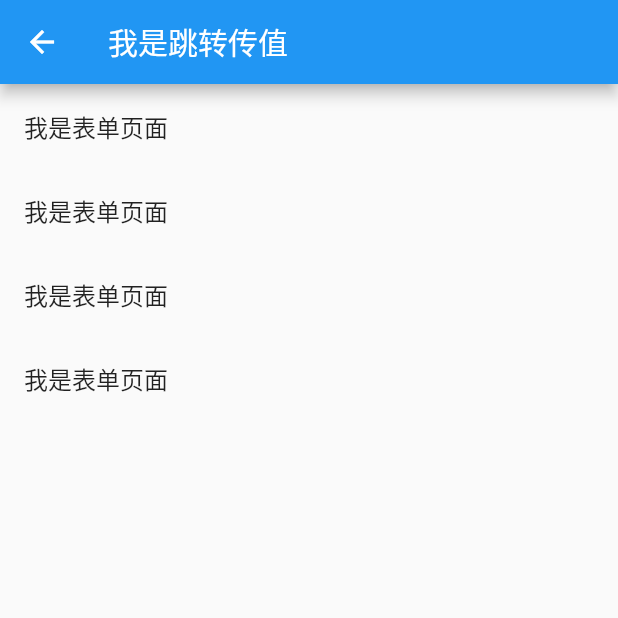
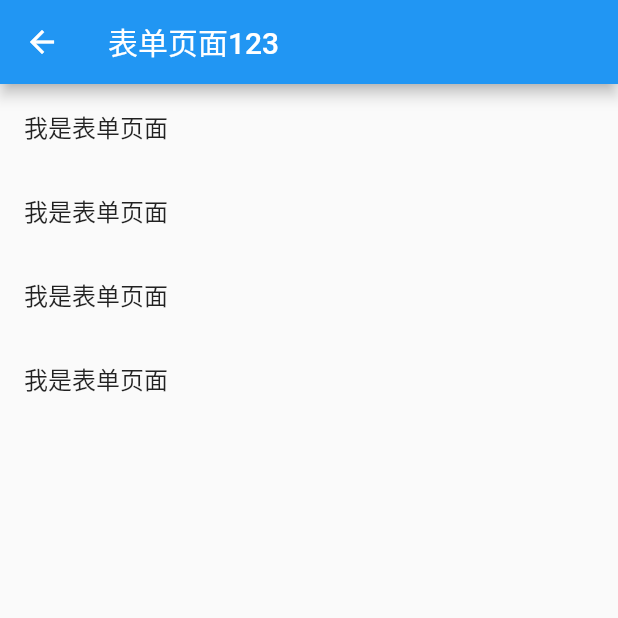
Before and after one commit to lmx227/flutter_lmx, a Flutter app: the screen it shows after launch, item 2 of the bottom bar chosen, after a tap on "跳转到表单页面", on a phone screen of 412 x 824 dp, the top half of it. Run offline on Flutter 3.47's test engine with Material 2 defaults, Android fonts, the phone set to English and light mode, and no system bars.

Commit message:
命名路由抽取，传参。

```diff
--- a/flutter_lmx/lib/main.dart
+++ b/flutter_lmx/lib/main.dart
@@ -1,7 +1,10 @@
 import 'package:flutter/material.dart';
+
 import 'res/listData.dart';
 
 import 'pages/Tabs.dart';
+
+import 'routes/Routes.dart';
 
 /*
  * 提示 找不到 flutter.so 方法：
@@ -11,22 +14,33 @@ import 'pages/Tabs.dart';
  * flutter build apk --target-platform=android-arm64
  */
 
+/*
+ * git 提交
+ * git push origin master
+ * lmx227 / 7 + 3 + 3
+ */
+
 void main() {
   runApp(MyApp());
 }
 
 // 自定义组件
 class MyApp extends StatelessWidget {
+
   @override
   Widget build(BuildContext context) {
     // TODO: implement build
     return MaterialApp(
-        home: Tabs(),
-        theme: ThemeData(primarySwatch: Colors.blue // 主题颜色
-            ));
+//        home: Tabs(), // 由 initialRoute 代替初始化
+        initialRoute: '/', // 初始化时加载的路由，代替 home
+        theme: ThemeData(primarySwatch: Colors.blue),
+
+        // 统一配置命名路由
+        onGenerateRoute: onGenerateRoute,
+
+    );
   }
 }
-
 
 /// Text、边框
 class HomeContent extends StatelessWidget {
@@ -362,9 +376,7 @@ class ListViewBuilderContent extends StatelessWidget {
   Widget build(BuildContext context) {
     // TODO: implement build
     return ListView.builder(
-        itemCount: listData.length,
-        itemBuilder: this._getListData
-    );
+        itemCount: listData.length, itemBuilder: this._getListData);
   }
 
   Widget _getListData(context, index) {
@@ -666,7 +678,8 @@ class StackContent extends StatelessWidget {
                   children: <Widget>[
                     Positioned(
                       left: 10,
-                      child: Icon(Icons.settings_applications, size: 30, color: Colors.white),
+                      child: Icon(Icons.settings_applications,
+                          size: 30, color: Colors.white),
                     ),
                     Positioned(
                       bottom: 0,
@@ -690,23 +703,20 @@ class StackContent extends StatelessWidget {
 
 /// AspectRatio 宽高比
 class AspectRatioContent extends StatelessWidget {
-
   @override
   Widget build(BuildContext context) {
     // TODO: implement build
     return AspectRatio(
-        aspectRatio: 3.0,
-        child: Container(
-          color: Colors.red,
-        ),
-      );
+      aspectRatio: 3.0,
+      child: Container(
+        color: Colors.red,
+      ),
+    );
   }
-
 }
 
 /// Card 卡片
 class CardContent extends StatelessWidget {
-
   @override
   Widget build(BuildContext context) {
     // TODO: implement build
@@ -717,8 +727,11 @@ class CardContent extends StatelessWidget {
           child: Column(
             children: <Widget>[
               AspectRatio(
-                aspectRatio: 20/9,
-                child: Image.network(value["imageUrl"], fit: BoxFit.cover,),
+                aspectRatio: 20 / 9,
+                child: Image.network(
+                  value["imageUrl"],
+                  fit: BoxFit.cover,
+                ),
               ),
               ListTile(
                 leading: CircleAvatar(
@@ -733,12 +746,10 @@ class CardContent extends StatelessWidget {
       }).toList(),
     );
   }
-
 }
 
 ///Wrap 流布局
 class WrapContent extends StatelessWidget {
-
   @override
   Widget build(BuildContext context) {
     // TODO: implement build
@@ -768,12 +779,10 @@ class WrapContent extends StatelessWidget {
       ],
     );
   }
-
 }
 
 /// 自定义RaisedButton
 class MyButton extends StatelessWidget {
-
   final String text;
 
   const MyButton(this.text, {Key key}) : super(key: key);
@@ -784,10 +793,7 @@ class MyButton extends StatelessWidget {
     return RaisedButton(
       child: Text(text),
       textColor: Theme.of(context).accentColor,
-      onPressed: () {
-
-      },
+      onPressed: () {},
     );
   }
-
 }
--- a/flutter_lmx/lib/pages/Form.dart
+++ b/flutter_lmx/lib/pages/Form.dart
@@ -4,7 +4,9 @@ class FormPage extends StatelessWidget {
 
   String title;
 
-  FormPage({this.title = "表单"});
+  final arguments;
+
+  FormPage({this.arguments});
 
   @override
   Widget build(BuildContext context) {
@@ -16,7 +18,7 @@ class FormPage extends StatelessWidget {
         },
       ),
       appBar: AppBar(
-        title: Text(this.title),
+        title: Text(this.arguments["title"]),
       ),
       body: ListView(
         children: <Widget>[
--- a/flutter_lmx/lib/pages/Search.dart
+++ b/flutter_lmx/lib/pages/Search.dart
@@ -1,13 +1,18 @@
 import 'package:flutter/material.dart';
 
 class SearchPage extends StatelessWidget {
+
+  final arguments;
+
+  SearchPage({this.arguments});
+
   @override
   Widget build(BuildContext context) {
     return Scaffold(
       appBar: AppBar(
         title: Text("搜索页面"),
       ),
-      body: Text("搜索页面内容区域"),
+      body: Text("搜索页面内容区域 == ${this.arguments != null ? arguments["id"] : '0'}"),
     );
   }
 }
--- a/flutter_lmx/lib/pages/tabs/Category.dart
+++ b/flutter_lmx/lib/pages/tabs/Category.dart
@@ -17,9 +17,14 @@ class _CategoryPageState extends State<CategoryPage> {
         RaisedButton(
             child: Text("跳转到表单页面"),
             onPressed: () {
-              Navigator.of(context).push(MaterialPageRoute(
-                builder: (context) => FormPage(title: "我是跳转传值",)
-              ));
+              // 路由跳转，命名路由
+              Navigator.pushNamed(context, '/form', arguments: {
+                "title": "表单页面123"
+              });
+              // 普通路由传值
+//              Navigator.of(context).push(MaterialPageRoute(
+//                builder: (context) => FormPage(title: "我是跳转传值",)
+//              ));
             },
             color: Theme.of(context).accentColor,
             textTheme: ButtonTextTheme.primary
--- a/flutter_lmx/lib/pages/tabs/Home.dart
+++ b/flutter_lmx/lib/pages/tabs/Home.dart
@@ -18,16 +18,23 @@ class _HomePageState extends State<HomePage> {
         RaisedButton(
           child: Text("跳转到搜索页面"),
           onPressed: () {
-
-            Navigator.of(context).push(
-              MaterialPageRoute(
-                builder: (context) => SearchPage()
-              )
-            );
-
+              // 路由跳转，命名路由
+            Navigator.pushNamed(context, '/search', arguments: {
+              "id": 123
+            });
           },
           color: Theme.of(context).accentColor,
           textTheme: ButtonTextTheme.primary
+        ),
+        SizedBox(height: 20),
+        RaisedButton(
+            child: Text("跳转到商品页面"),
+            onPressed: () {
+              // 路由跳转，命名路由
+              Navigator.pushNamed(context, '/product');
+            },
+            color: Theme.of(context).accentColor,
+            textTheme: ButtonTextTheme.primary
         ),
       ],
     );
--- /dev/null
+++ b/flutter_lmx/lib/routes/Routes.dart
@@ -0,0 +1,34 @@
+import 'package:flutter/material.dart';
+import 'package:flutterlmx/pages/ProductInfo.dart';
+
+import '../pages/Tabs.dart';
+import '../pages/Form.dart';
+import '../pages/Search.dart';
+import '../pages/Product.dart';
+
+// 配置路由
+final routes = {
+  // 路由传值
+  '/': (context, {arguments}) => Tabs(),
+  '/search': (context, {arguments}) => SearchPage(arguments: arguments),
+  '/form': (context, {arguments}) => FormPage(arguments: arguments),
+  '/product': (context, {arguments}) => ProductPage(),
+  '/productinfo': (context, {arguments}) => ProductInfoPage(arguments: arguments),
+};
+
+// 命名路由 统一处理
+RouteFactory onGenerateRoute = (RouteSettings settings) {
+  final String name = settings.name;
+  final Function pageContentBuilder = routes[name];
+  if (pageContentBuilder != null) {
+    if (settings.arguments != null) {
+      return MaterialPageRoute(
+          builder: (context) =>
+              pageContentBuilder(context, arguments: settings.arguments));
+    } else {
+      return MaterialPageRoute(
+          builder: (context) => pageContentBuilder(context));
+    }
+  }
+  return null;
+};
```
Also changed, not shown: flutter_lmx/lib/pages/Product.dart (added, +35 -0 lines), flutter_lmx/lib/pages/ProductInfo.dart (added, +31 -0 lines).
